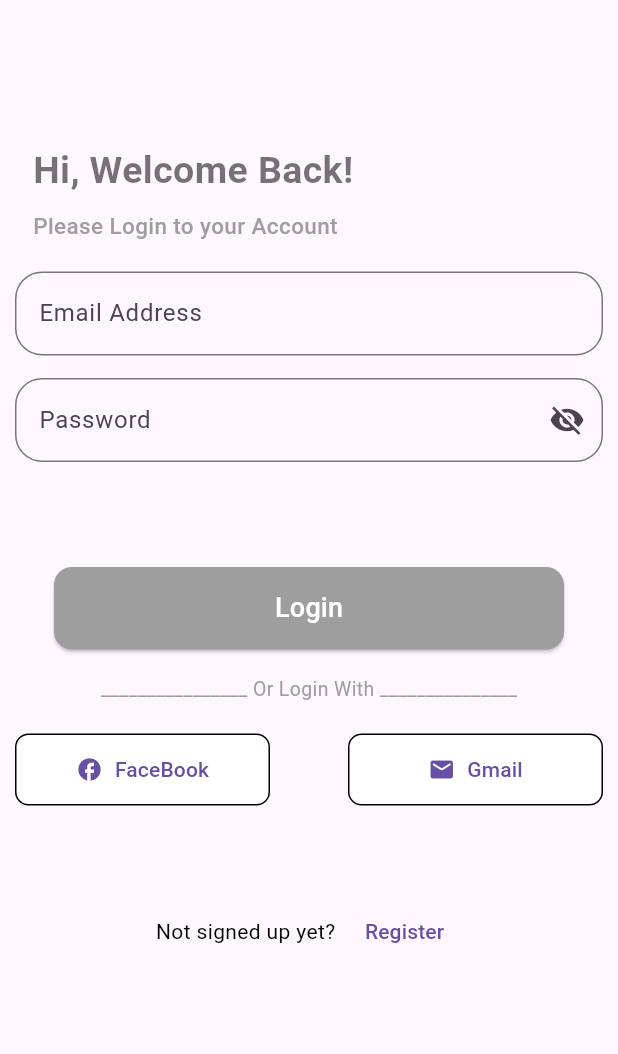
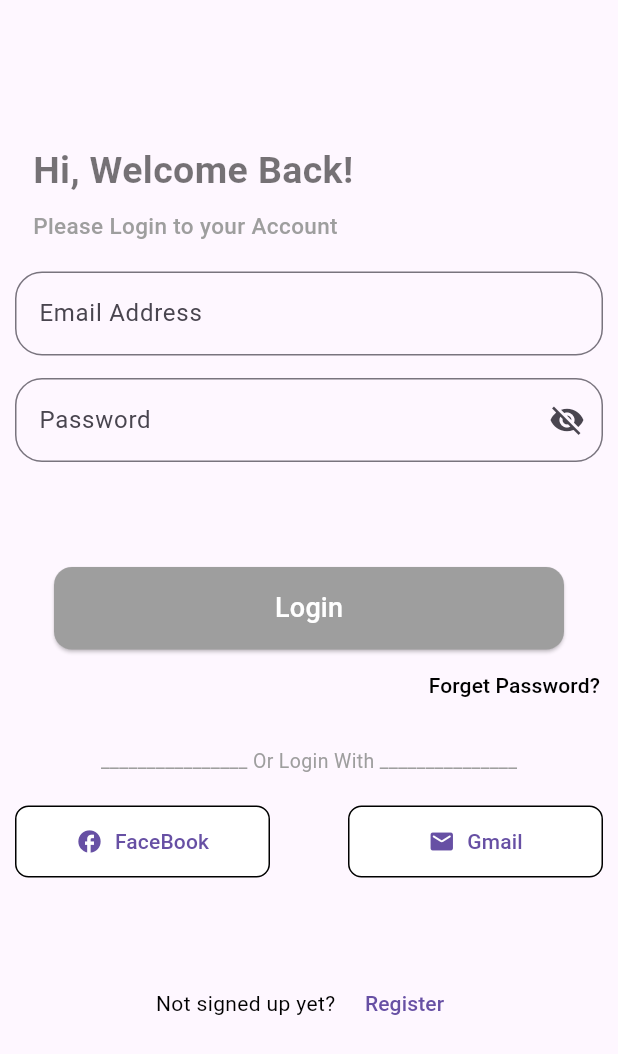
Before and after one commit to Ammar2000-Matarieh/Screen_Auth, a Flutter app: the screen it shows after launch, on a phone screen of 412 x 824 dp. Shown: the top 1054 px of the screen. Run offline on Flutter 3.47's test engine with Material 3 defaults, Android fonts, the phone set to English and light mode, and no system bars.

Commit message:
first commit

```diff
--- a/lib/widgets/login_widget.dart
+++ b/lib/widgets/login_widget.dart
@@ -69,7 +69,7 @@ class _LoginWidgetState extends State<LoginWidget> {
                         border: OutlineInputBorder(
                             borderSide: const BorderSide(color: Colors.black),
                             borderRadius: BorderRadius.circular(18))))),
-            SizedBox(height: 70),
+            const SizedBox(height: 70),
             ElevatedButton(
                 style: ElevatedButton.styleFrom(
                     backgroundColor: Colors.grey,
@@ -79,6 +79,15 @@ class _LoginWidgetState extends State<LoginWidget> {
                 onPressed: () {},
                 child: const Text("Login",
                     style: TextStyle(color: Colors.white, fontSize: 18))),
+            Row(
+                crossAxisAlignment: CrossAxisAlignment.end,
+                mainAxisAlignment: MainAxisAlignment.end,
+                children: [
+                  TextButton(
+                      onPressed: () {},
+                      child: const Text("Forget Password?",
+                          style: TextStyle(fontSize: 14, color: Colors.black)))
+                ]),
             const SizedBox(height: 17),
             const Padding(
                 padding: EdgeInsets.only(left: 10, right: 10),
```
Also changed, not shown: lib/app.dart (+3 -4 lines).
